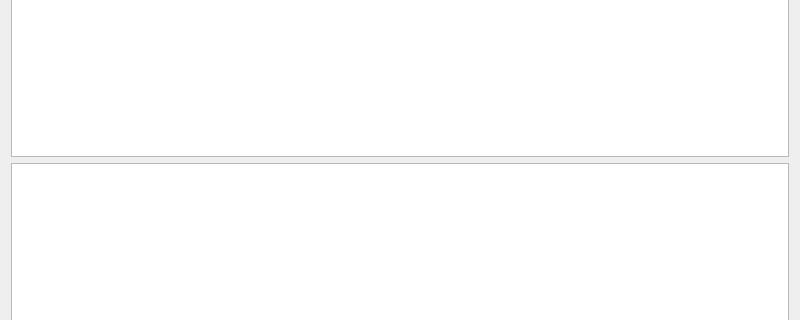
This is FmtLib/src/widgets/editcontent/import/texteditpage.ui in Smitt64/WorkFMT as Qt 5 draws it before an edit; both pictures show x 0 to 800 and y 153 to 473 of the 800 by 600 pixel window. The edited form follows.
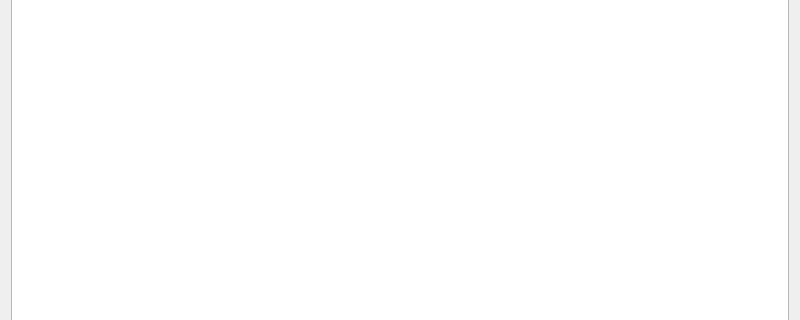
This is the edited form.

Commit message: load content from excel table wizard

```diff
--- a/FmtLib/src/widgets/editcontent/import/texteditpage.ui
+++ b/FmtLib/src/widgets/editcontent/import/texteditpage.ui
@@ -53,9 +53,6 @@
    <item>
     <widget class="QTextEdit" name="textEdit"/>
    </item>
-   <item>
-    <widget class="QTableView" name="tableView"/>
-   </item>
   </layout>
  </widget>
  <resources/>
```
The commit also changes 12 other files.
